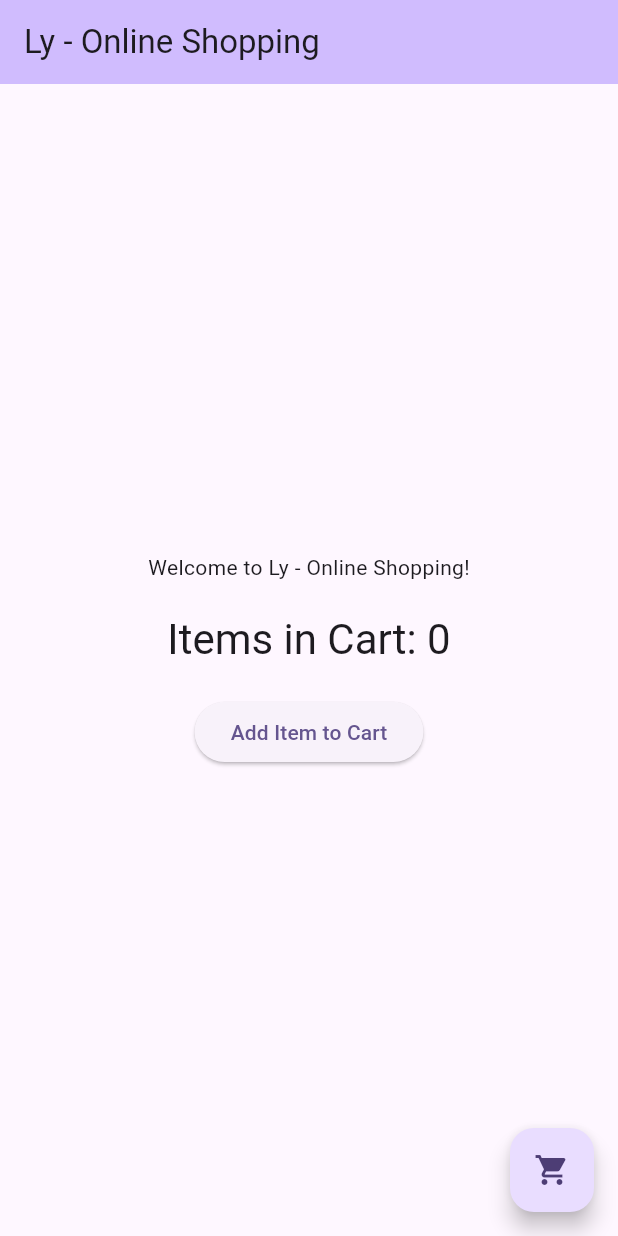
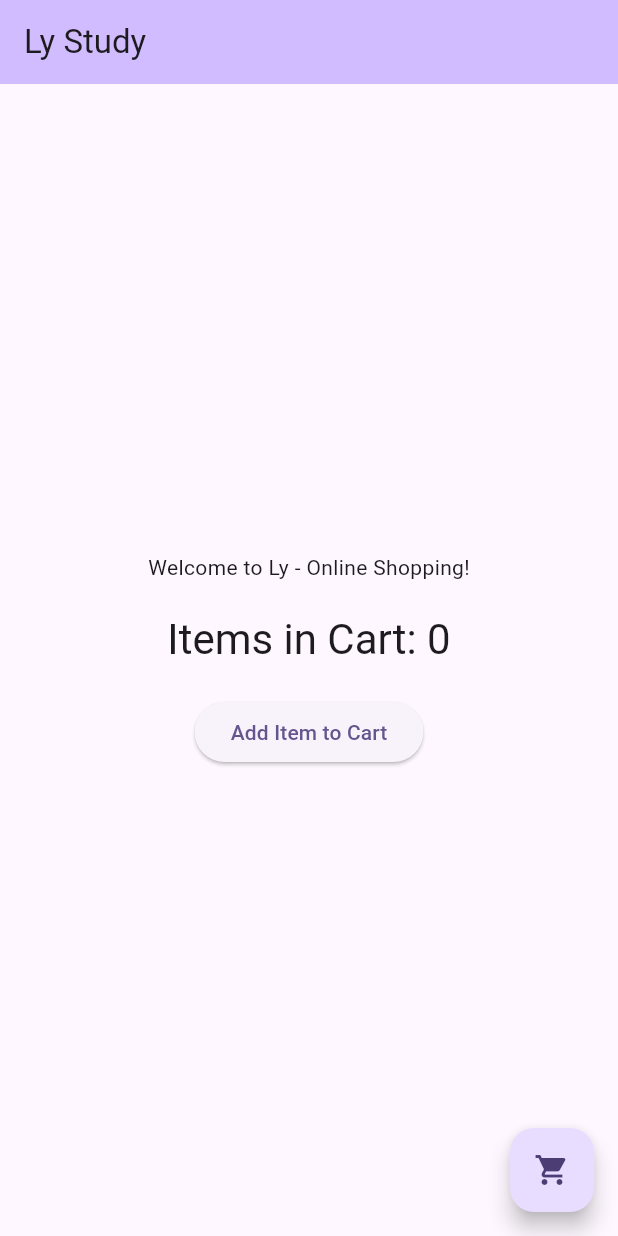
Before and after one commit to LyAmurus/Ly-Flutter, a Flutter app: the screen it shows after launch, on a phone screen of 412 x 824 dp. Run offline on Flutter 3.47's test engine with Material 2 defaults, Android fonts, the light colour scheme and no system bars.

Commit message:
Perubahan nama

```diff
--- a/lib/main.dart
+++ b/lib/main.dart
@@ -15,7 +15,7 @@ class MyApp extends StatelessWidget {
         colorScheme: ColorScheme.fromSeed(seedColor: const Color.fromARGB(255, 75, 71, 82)),
         useMaterial3: true,
       ),
-      home: const ShoppingHomePage(title: 'Ly - Online Shopping'),
+      home: const ShoppingHomePage(title: 'Ly Study'),
     );
   }
 }
```
